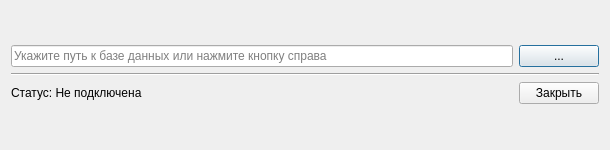
The window that DataBase/databaseconnector.ui (lilGnida/PaperPlane) describes before a commit, drawn with Qt 5.
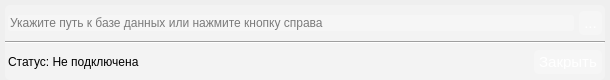
The same window after the commit.

The edit to the form file:
```diff
--- a/DataBase/databaseconnector.ui
+++ b/DataBase/databaseconnector.ui
@@ -7,29 +7,132 @@
     <x>0</x>
     <y>0</y>
     <width>610</width>
-    <height>150</height>
+    <height>80</height>
    </rect>
   </property>
   <property name="minimumSize">
    <size>
     <width>610</width>
-    <height>150</height>
+    <height>80</height>
    </size>
   </property>
   <property name="maximumSize">
    <size>
     <width>610</width>
-    <height>120</height>
+    <height>80</height>
    </size>
   </property>
   <property name="windowTitle">
    <string>Dialog</string>
   </property>
-  <layout class="QVBoxLayout" name="verticalLayout_2">
-   <item>
+  <property name="styleSheet">
+   <string notr="true">QWidjet
+{
+	border-radius: 5px;
+}
+
+QFrame#frame
+{
+	background-color: rgba(255,255,255,70);
+	border-radius: 5px;
+}
+
+QLineEdit
+{
+	background-color: rgba(255,255,255,70);
+	border-radius: 3px;
+}
+
+QLabel
+{
+	background-color: rgba(255,255,255,0);
+}
+
+QPushButton
+{
+	background-color: rgba(255, 255, 255, 70);
+	color: #fff;
+	font-size: 15px;
+	border: none;
+	border-radius: 5px;
+	padding: 5px;
+}
+
+QPushButton::pressed
+{
+	background-color: rgba(255,255,255,50);
+}</string>
+  </property>
     <layout class="QVBoxLayout" name="verticalLayout">
+   <property name="spacing">
+    <number>0</number>
+   </property>
+   <property name="leftMargin">
+    <number>5</number>
+   </property>
+   <property name="topMargin">
+    <number>5</number>
+   </property>
+   <property name="rightMargin">
+    <number>5</number>
+   </property>
+   <property name="bottomMargin">
+    <number>0</number>
+   </property>
      <item>
+    <widget class="QFrame" name="frame">
+     <property name="frameShape">
+      <enum>QFrame::StyledPanel</enum>
+     </property>
+     <property name="frameShadow">
+      <enum>QFrame::Raised</enum>
+     </property>
+     <property name="lineWidth">
+      <number>0</number>
+     </property>
+     <layout class="QVBoxLayout" name="verticalLayout_2">
+      <property name="spacing">
+       <number>0</number>
+      </property>
+      <property name="leftMargin">
+       <number>0</number>
+      </property>
+      <property name="topMargin">
+       <number>0</number>
+      </property>
+      <property name="rightMargin">
+       <number>0</number>
+      </property>
+      <property name="bottomMargin">
+       <number>0</number>
+      </property>
+      <item>
+       <widget class="QFrame" name="topFrame">
+        <property name="maximumSize">
+         <size>
+          <width>16777215</width>
+          <height>30</height>
+         </size>
+        </property>
+        <property name="lineWidth">
+         <number>0</number>
+        </property>
       <layout class="QHBoxLayout" name="horizontalLayout_2">
+         <property name="spacing">
+          <number>5</number>
+         </property>
+         <property name="leftMargin">
+          <number>3</number>
+         </property>
+         <property name="topMargin">
+          <number>3</number>
+         </property>
+         <property name="rightMargin">
+          <number>3</number>
+         </property>
+         <property name="bottomMargin">
+          <number>3</number>
+         </property>
        <item>
         <widget class="QLineEdit" name="lineEdit">
          <property name="placeholderText">
@@ -45,6 +148,7 @@
         </widget>
        </item>
       </layout>
+       </widget>
      </item>
      <item>
       <widget class="Line" name="line">
@@ -54,7 +158,32 @@
       </widget>
      </item>
      <item>
+       <widget class="QFrame" name="bottomFrame">
+        <property name="maximumSize">
+         <size>
+          <width>16777215</width>
+          <height>30</height>
+         </size>
+        </property>
+        <property name="lineWidth">
+         <number>0</number>
+        </property>
       <layout class="QHBoxLayout" name="horizontalLayout">
+         <property name="spacing">
+          <number>0</number>
+         </property>
+         <property name="leftMargin">
+          <number>3</number>
+         </property>
+         <property name="topMargin">
+          <number>3</number>
+         </property>
+         <property name="rightMargin">
+          <number>3</number>
+         </property>
+         <property name="bottomMargin">
+          <number>3</number>
+         </property>
        <item>
         <widget class="QLabel" name="connectionStatus">
          <property name="text">
@@ -83,8 +212,10 @@
         </widget>
        </item>
       </layout>
-     </item>
-    </layout>
+       </widget>
+      </item>
+     </layout>
+    </widget>
    </item>
   </layout>
  </widget>
```
Lines whose indentation alone changed are shown as unchanged.
